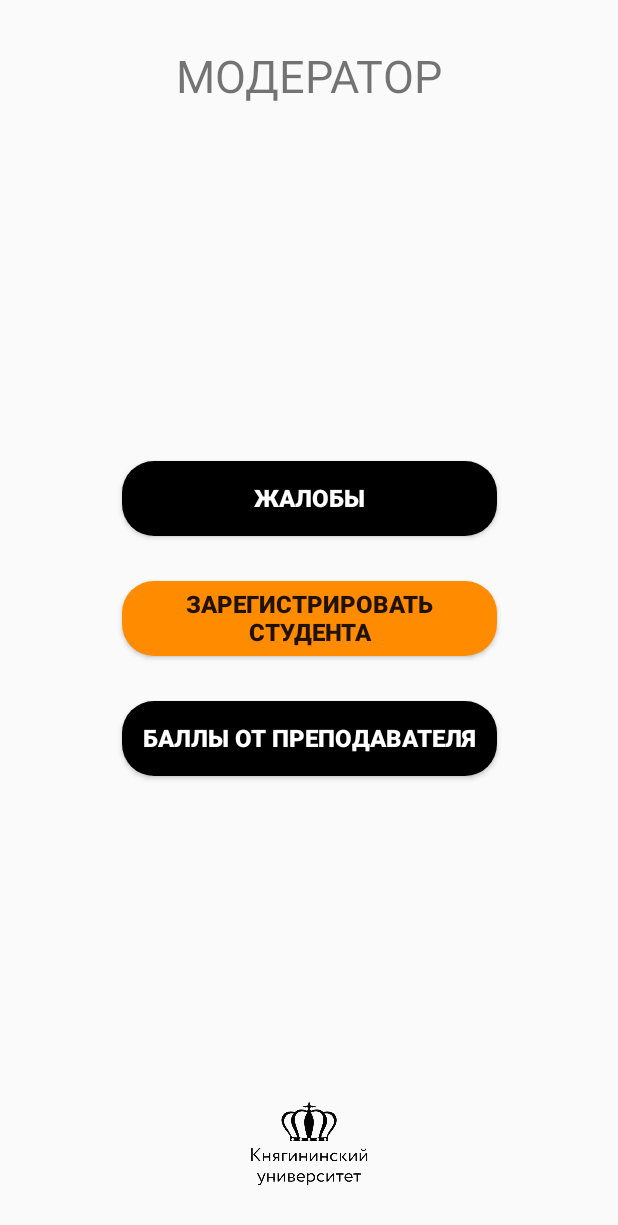
After one commit to GIDROPES/NGIEURATE, an Android app: the ModerChoosingActivity screen opened directly, with no data from a screen before it, on a phone screen of 412 x 824 dp. The commit adds this screen. Shown: the top 1225 px of the screen. Run offline under Robolectric (Android 15) with nearby library versions, the phone set to English and light mode, and no system bars.

Commit message:
Bugs fixed, new features, new ModerChoosingActivity

```diff
--- a/app/src/main/AndroidManifest.xml
+++ b/app/src/main/AndroidManifest.xml
@@ -20,7 +20,9 @@
         android:roundIcon="@mipmap/ic_launcher_round"
         android:supportsRtl="true"
         android:theme="@style/Theme.AppCompat.Light.NoActionBar.FullScreen">
-
+        <activity
+            android:name=".ModerChoosingActivity"
+            android:exported="true" />
         <activity
             android:name=".CameraActivity"
             android:exported="true" />
--- /dev/null
+++ b/app/src/main/java/com/example/ngieurate/ModerChoosingActivity.java
@@ -0,0 +1,14 @@
+package com.example.ngieurate;
+
+import androidx.appcompat.app.AppCompatActivity;
+
+import android.os.Bundle;
+
+public class ModerChoosingActivity extends AppCompatActivity {
+
+    @Override
+    protected void onCreate(Bundle savedInstanceState) {
+        super.onCreate(savedInstanceState);
+        setContentView(R.layout.activity_moder_choosing);
+    }
+}
--- /dev/null
+++ b/app/src/main/res/layout/activity_moder_choosing.xml
@@ -0,0 +1,74 @@
+<?xml version="1.0" encoding="utf-8"?>
+<androidx.constraintlayout.widget.ConstraintLayout xmlns:android="http://schemas.android.com/apk/res/android"
+    xmlns:app="http://schemas.android.com/apk/res-auto"
+    xmlns:tools="http://schemas.android.com/tools"
+    android:layout_width="match_parent"
+    android:layout_height="match_parent"
+    tools:context=".ModerChoosingActivity">
+
+    <TextView
+        android:layout_width="wrap_content"
+        android:layout_height="wrap_content"
+        android:text="МОДЕРАТОР"
+        android:textSize="30dp"
+        app:layout_constraintLeft_toLeftOf="parent"
+        app:layout_constraintRight_toRightOf="parent"
+        app:layout_constraintTop_toTopOf="parent"
+        android:layout_marginTop="30dp"
+        />
+
+    <Button
+        android:id="@+id/moderRegistration"
+        android:layout_width="250dp"
+        android:layout_height="50dp"
+        app:layout_constraintLeft_toLeftOf="parent"
+        app:layout_constraintRight_toRightOf="parent"
+        app:layout_constraintTop_toTopOf="parent"
+        app:layout_constraintBottom_toBottomOf="parent"
+        android:background="@drawable/button_orange_ripped"
+        android:text="ЗАРЕГИСТРИРОВАТЬ СТУДЕНТА"
+        android:textAlignment="center"
+        android:textStyle="bold"
+        android:textSize="16sp"
+        />
+    <Button
+        android:id="@+id/moderCheckReports"
+        android:layout_width="250dp"
+        android:layout_height="50dp"
+        app:layout_constraintLeft_toLeftOf="parent"
+        app:layout_constraintRight_toRightOf="parent"
+        app:layout_constraintBottom_toTopOf="@id/moderRegistration"
+        android:layout_marginBottom="30dp"
+        android:background="@drawable/button_ripped"
+        android:text="ЖАЛОБЫ"
+        android:textColor="@color/white"
+        android:textAlignment="center"
+        android:textStyle="bold"
+        android:textSize="16sp"
+        />
+    <Button
+        android:id="@+id/moderAddPoints"
+        android:layout_width="250dp"
+        android:layout_height="50dp"
+        app:layout_constraintLeft_toLeftOf="parent"
+        app:layout_constraintRight_toRightOf="parent"
+        app:layout_constraintTop_toBottomOf="@id/moderRegistration"
+        android:layout_marginTop="30dp"
+        android:background="@drawable/button_ripped"
+        android:text="БАЛЛЫ ОТ ПРЕПОДАВАТЕЛЯ"
+        android:textColor="@color/white"
+        android:textAlignment="center"
+        android:textStyle="bold"
+        android:textSize="16sp"
+        />
+
+    <ImageView
+        android:id="@+id/imageViewNgieuAtModer"
+        android:layout_width="80dp"
+        android:layout_height="80dp"
+        android:layout_marginBottom="20dp"
+        android:src="@drawable/ngieulogo"
+        app:layout_constraintLeft_toLeftOf="parent"
+        app:layout_constraintRight_toRightOf="parent"
+        app:layout_constraintBottom_toBottomOf="parent" />
+</androidx.constraintlayout.widget.ConstraintLayout>
--- a/app/src/main/res/values/colors.xml
+++ b/app/src/main/res/values/colors.xml
@@ -9,5 +9,5 @@
     <color name="white">#FFFFFFFF</color>
     <color name="ORANGE_BACKGROUND">#FF8C00</color>
     <color name="app_red">#DC143C</color>
-
+    <color name="dark_ocean">#008799</color>
 </resources>
```
Also changed, not shown: app/src/main/java/com/example/ngieurate/CameraActivity.java (+24 -9 lines), app/src/main/java/com/example/ngieurate/LoginUser.java (+54 -12 lines), app/src/main/java/com/example/ngieurate/ProfileUser.java (+28 -7 lines), app/src/main/java/com/example/ngieurate/ShowTable.java (+7 -4 lines), app/src/main/res/layout/activity_login_user.xml (+16 -3 lines), app/src/main/res/layout/activity_profile_user.xml (+24 -21 lines), app/src/main/res/drawable-v24/white_report_icon.png (added), app/src/main/res/drawable/images_empty.jpg (added).
